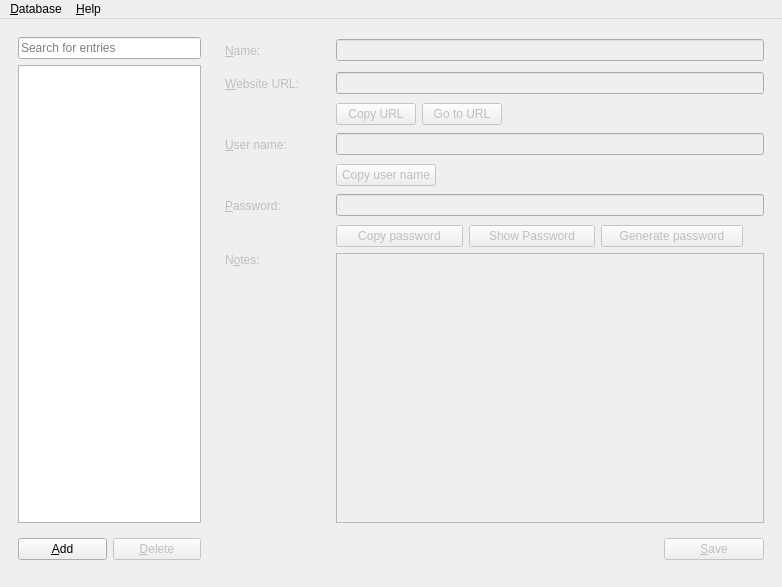
This is MainWindow.ui in veaceslav/qpass-qt5 as Qt 5 draws it before an edit. The edited form follows.
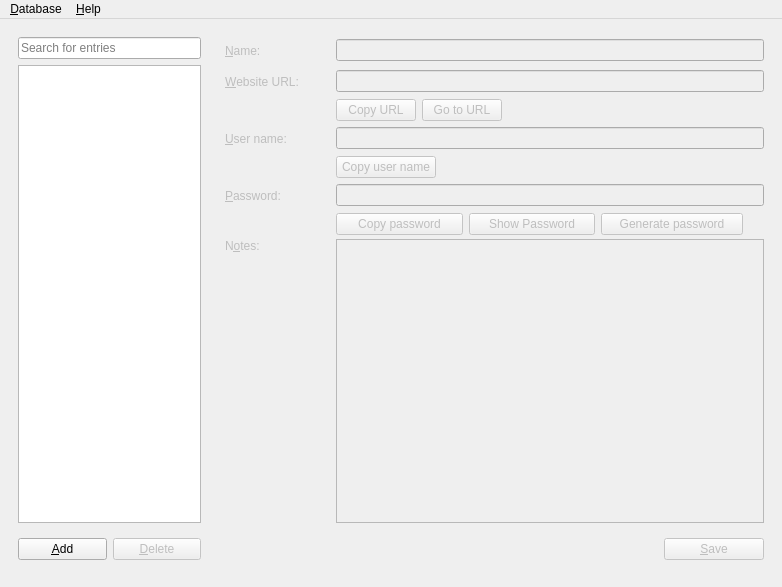
This is the edited form.

Diff of the .ui file:
```diff
--- a/MainWindow.ui
+++ b/MainWindow.ui
@@ -129,6 +129,9 @@
          <property name="horizontalSpacing">
           <number>3</number>
          </property>
+         <property name="verticalSpacing">
+          <number>4</number>
+         </property>
          <item row="0" column="0">
           <widget class="QLabel" name="label">
            <property name="sizePolicy">
```
Left out of the diff: 13 changed lines with no effect on the pictures.
